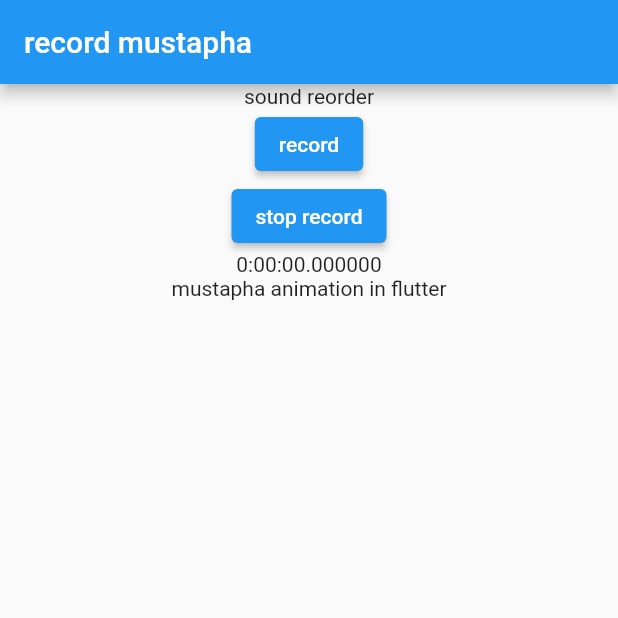
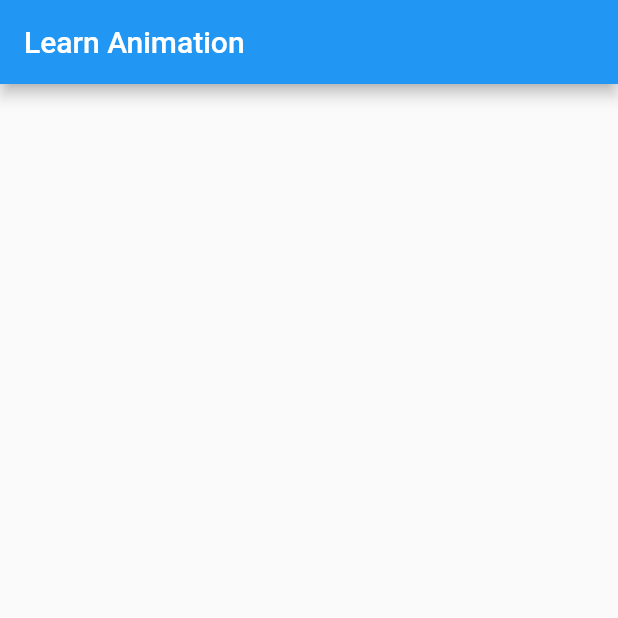
Before and after one commit to developython14/rightedu_mobile_version, a Flutter app: the screen it shows after launch, on a phone screen of 412 x 824 dp, the top half of it. Run offline on Flutter 3.47's test engine with Material 2 defaults, Android fonts, the phone set to English and light mode, and no system bars; our stand-ins replace audioplayers, camera, convex_bottom_bar, email_validator, file_picker, fl_chart and 9 more; missing offline and left inert: awesome_card, dart:ffi, flutter_sound_lite.

Commit message:
work on animation in flutter

```diff
--- a/lib/main.dart
+++ b/lib/main.dart
@@ -75,6 +75,6 @@ void main() async {
     "/camerascreen": (context) => cameracapteur(
           camera: firstCamera,
         ),
-    "/voice": (context) => recorder(),
+    "/voice": (context) => mustapha(),
   }));
 }
--- a/lib/profile/pages/statcomponant/voice.dart
+++ b/lib/profile/pages/statcomponant/voice.dart
@@ -4,68 +4,27 @@ import 'package:flutter_sound_lite/flutter_sound.dart';
 import 'dart:typed_data';
 import 'dart:io';
 
-class recorder extends StatefulWidget {
-  const recorder({Key? key}) : super(key: key);
+class mustapha extends StatefulWidget {
+  const mustapha({Key? key}) : super(key: key);
 
   @override
-  State<recorder> createState() => _recorderState();
+  State<mustapha> createState() => _mustaphaState();
 }
 
-class _recorderState extends State<recorder> {
-  FlutterSoundRecorder _myRecorder = FlutterSoundRecorder();
-  bool _mRecorderIsInited = true;
-  String _mPath = 'BELKASSEM.mp3';
-  Duration maxDuration = Duration.zero;
-  @override
-  void initState() {
-    // TODO: implement initState
-    _myRecorder.openAudioSession().then((value) {
-      setState(() {
-        _mRecorderIsInited = true;
-      });
-    });
-    _myRecorder.setSubscriptionDuration(Duration(milliseconds: 200));
-    _myRecorder.onProgress!.listen((event) {
-      Duration maxDuration = event.duration;
-    });
-  }
-
-  void initrecorder() async {}
-
-  @override
-  void dispose() {
-    _myRecorder.closeAudioSession();
-    // TODO: implement dispose
-    super.dispose();
-  }
-
-  Future<void> record() async {
-    await _myRecorder.startRecorder(
-      toFile: _mPath,
-      codec: Codec.aacADTS,
-    );
-  }
-
-  Future<void> stopRecorder() async {
-    final file = await _myRecorder.stopRecorder();
-    File sound = File(file!);
-    print(sound);
-  }
+class _mustaphaState extends State<mustapha> {
+  Color _color = Colors.green;
+  double width = 200;
+  double height = 300;
+  Duration duree = Duration(seconds: 5);
 
   @override
   Widget build(BuildContext context) {
     return Scaffold(
-      appBar: AppBar(title: Text('record mustapha')),
+      appBar: AppBar(
+        title: Text('Learn Animation'),
+      ),
       body: Center(
-        child: Column(
-          children: [
-            Text('sound reorder'),
-            ElevatedButton(onPressed: record, child: Text('record')),
-            ElevatedButton(onPressed: stopRecorder, child: Text('stop record')),
-            Text('$maxDuration'),
-            Text('mustapha animation in flutter'),
-          ],
-        ),
+        child: AnimatedContainer(duration: duree),
       ),
     );
   }
```
